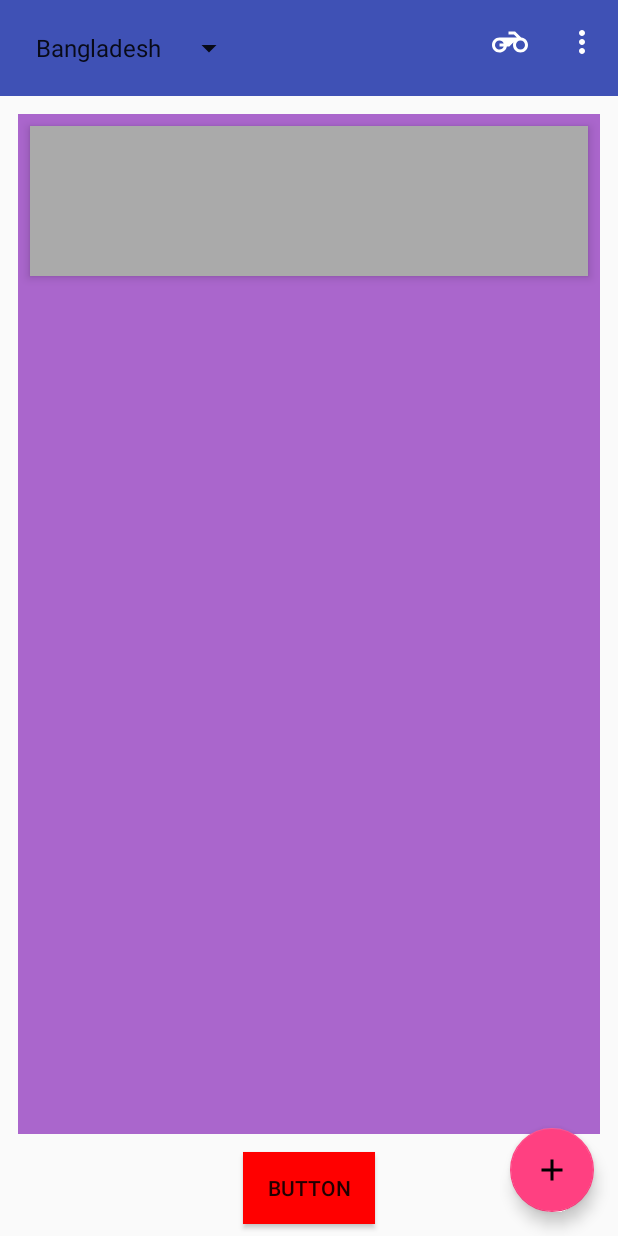
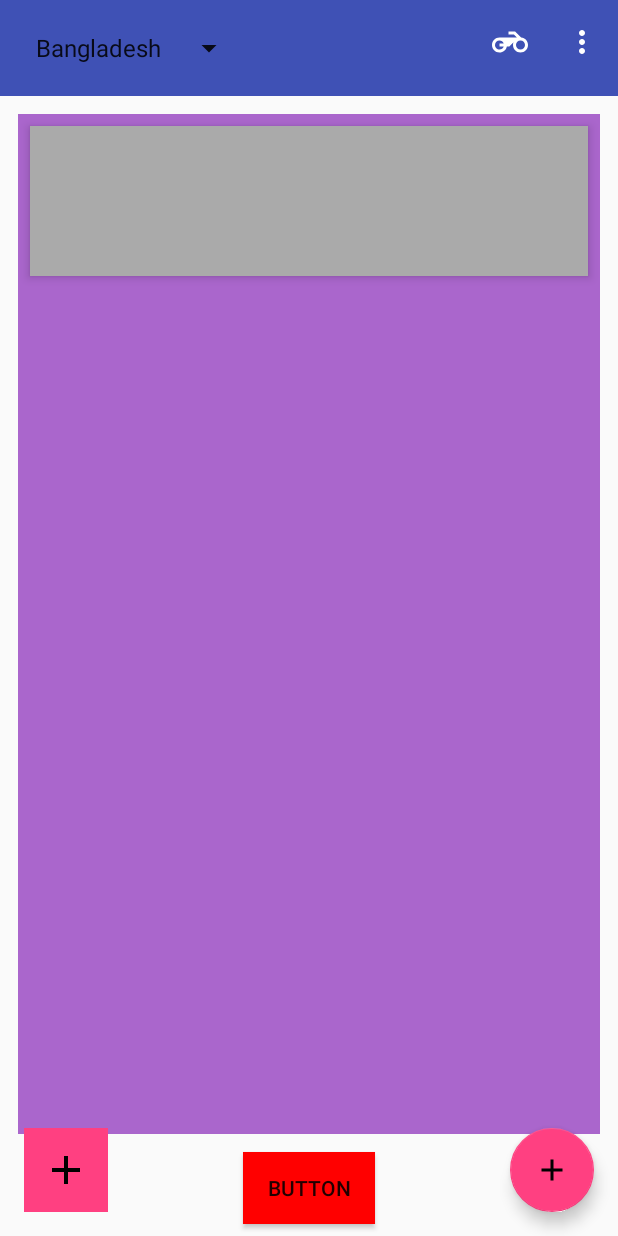
Before and after one commit to farhanarnob/MaterialDesign, an Android app: the screen it shows after launch (MainActivity), on a phone screen of 412 x 824 dp. Run offline under Robolectric (Android 15) with nearby library versions, the phone set to English and light mode, and no system bars.

Commit message:
Custom FAB

```diff
--- a/app/src/main/res/layout/activity_main.xml
+++ b/app/src/main/res/layout/activity_main.xml
@@ -18,7 +18,9 @@
         android:theme="?attr/actionBarTheme"
         app:layout_constraintLeft_toLeftOf="parent"
         app:layout_constraintRight_toRightOf="parent"
-        app:layout_constraintTop_toTopOf="parent">
+        app:layout_constraintTop_toTopOf="parent"
+        tools:layout_constraintLeft_creator="1"
+        tools:layout_constraintRight_creator="1">
 
         <android.support.v7.widget.AppCompatSpinner
             android:id="@+id/spinner_toolbar"
@@ -34,14 +36,12 @@
         android:layout_width="wrap_content"
         android:layout_height="wrap_content"
         android:layout_marginBottom="8dp"
-        android:layout_marginEnd="8dp"
-        android:layout_marginLeft="8dp"
-        android:layout_marginRight="8dp"
-        android:layout_marginStart="8dp"
         android:text="@string/button"
         app:layout_constraintBottom_toBottomOf="parent"
         app:layout_constraintLeft_toLeftOf="parent"
-        app:layout_constraintRight_toRightOf="parent" />
+        app:layout_constraintRight_toRightOf="parent"
+        tools:layout_constraintLeft_creator="1"
+        tools:layout_constraintRight_creator="1" />
 
 
     <LinearLayout
@@ -49,7 +49,10 @@
         android:layout_width="0dp"
         android:layout_height="0dp"
         android:layout_margin="12dp"
-        android:layout_marginTop="4dp"
+        android:layout_marginBottom="12dp"
+        android:layout_marginEnd="12dp"
+        android:layout_marginStart="12dp"
+        android:layout_marginTop="12dp"
         android:background="@android:color/holo_purple"
         android:orientation="vertical"
         app:layout_constraintBottom_toTopOf="@+id/button"
@@ -73,6 +76,18 @@
         </FrameLayout>
     </LinearLayout>
 
+    <ImageButton
+        android:layout_width="56dp"
+        android:layout_height="56dp"
+        android:layout_marginBottom="16dp"
+        android:layout_marginStart="16dp"
+        android:background="?attr/colorAccent"
+        android:contentDescription="@string/fab"
+
+        android:src="@drawable/ic_add_black_24dp"
+        app:layout_constraintBottom_toBottomOf="parent"
+        app:layout_constraintLeft_toLeftOf="parent" />
+
     <android.support.design.widget.FloatingActionButton
         android:id="@+id/fab_main"
         android:layout_width="wrap_content"
--- a/app/src/main/res/values/strings.xml
+++ b/app/src/main/res/values/strings.xml
@@ -6,4 +6,5 @@
     <string name="checkbox">CheckBox</string>
     <string name="airplane">airplane</string>
     <string name="settings">Settings</string>
+    <string name="fab">FAB</string>
 </resources>
```
